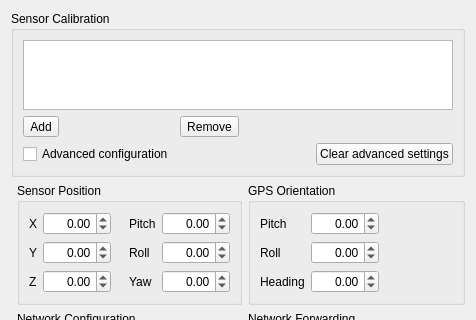
Qt form VelodyneHDL/vvCalibrationDialog.ui (Kitware/VeloView) before a commit; both pictures show x 0 to 476 and y 0 to 320 of the 476 by 497 pixel window.
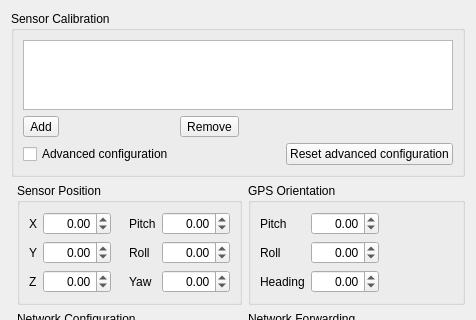
The same form after that commit. Icons and pictures are not drawn.

Commit message: Change the reset settings actions names to be less confusing

Patch:
```diff
--- a/VelodyneHDL/vvCalibrationDialog.ui
+++ b/VelodyneHDL/vvCalibrationDialog.ui
@@ -7,7 +7,7 @@
     <x>0</x>
     <y>0</y>
     <width>462</width>
-    <height>457</height>
+    <height>463</height>
    </rect>
   </property>
   <property name="windowTitle">
@@ -218,7 +218,7 @@
       <item row="2" column="2">
        <widget class="QPushButton" name="ClearSettingsPushButton">
         <property name="text">
-         <string>Clear advanced settings</string>
+         <string>Reset advanced configuration</string>
         </property>
        </widget>
       </item>
```
Left out of the diff: 3 changed lines with no effect on the pictures. The commit also changes 1 other file.
